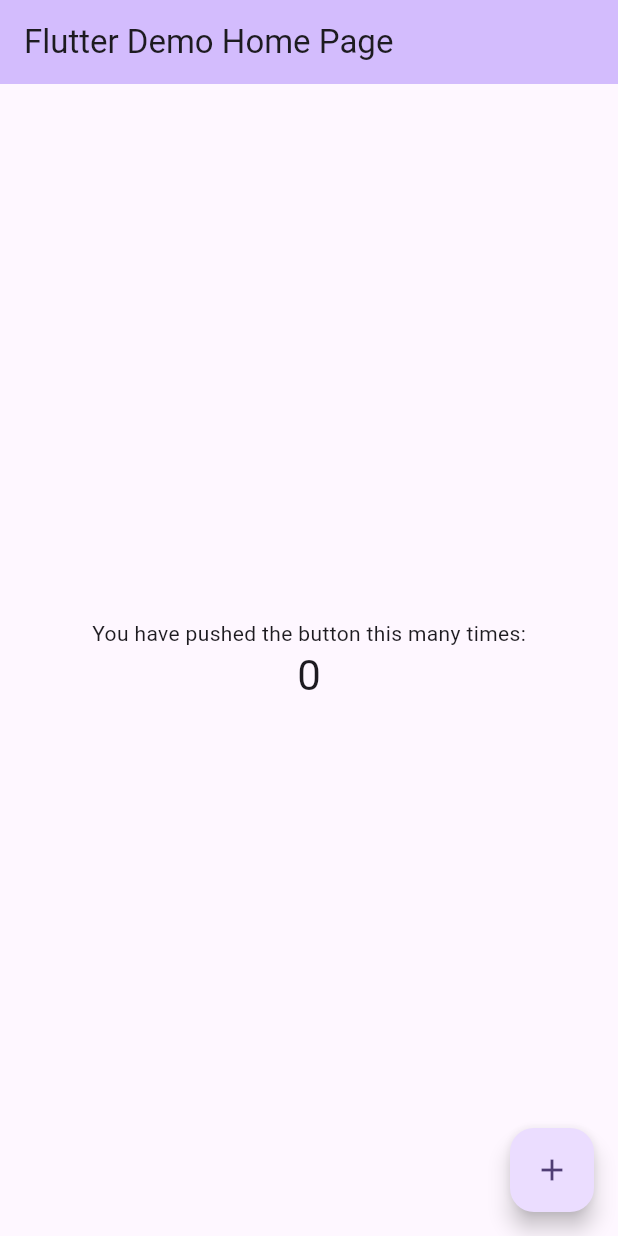
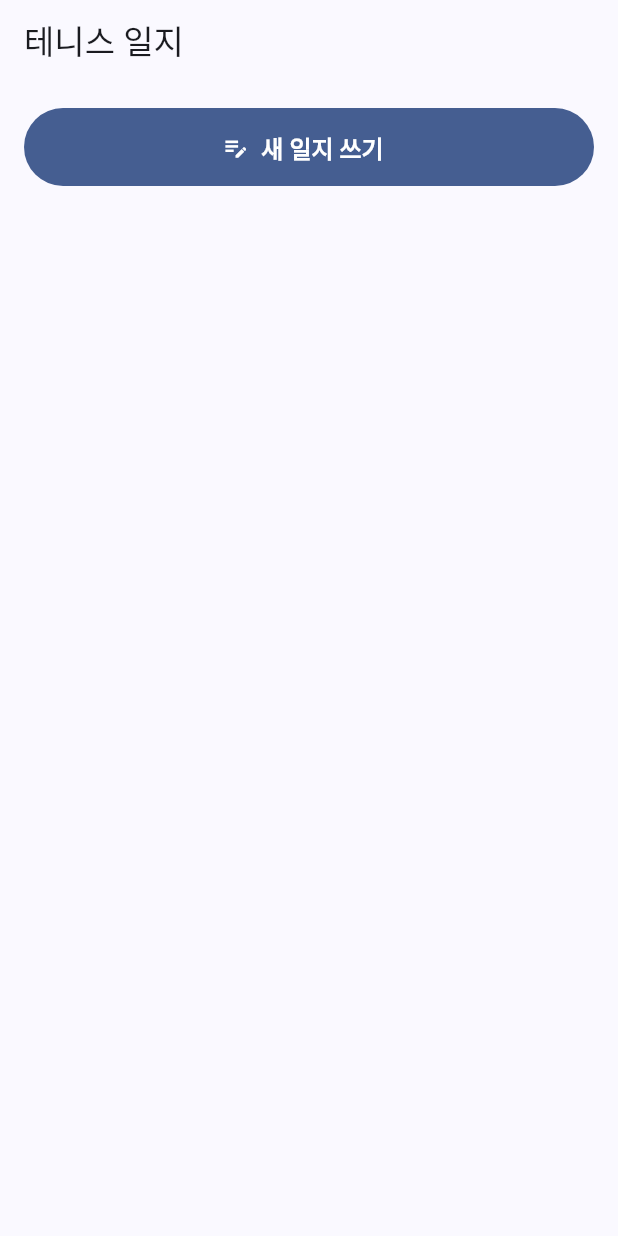
Before and after one commit to Rodgershyeonsik/tennis_log, a Flutter app: the screen it shows after launch, on a phone screen of 412 x 824 dp. Run offline on Flutter 3.47's test engine with Material 3 defaults, Android fonts, the phone set to English and light mode, and no system bars; our stand-ins replace flutter_riverpod, go_router, riverpod_annotation; generated files the repository leaves out were written again.

Commit message:
feat: bootstrap project foundation with router, theme, and codegen
- Add riverpod_generator for @riverpod-based provider generation
- Set up go_router with home, journal entry, and tag review routes
- Add Material 3 theme (light/dark) built from a single seed color
- Add empty home/journal entry/tag review screens as route targets
- Replace counter boilerplate in main.dart with ProviderScope + app root
- Remove stale widget_test.dart for the old counter app

Co-Authored-By: Claude Opus 5

```diff
--- /dev/null
+++ b/lib/app/app.dart
@@ -0,0 +1,28 @@
+import 'package:flutter/material.dart';
+import 'package:flutter_riverpod/flutter_riverpod.dart';
+
+import 'router.dart';
+import 'theme.dart';
+
+/// 앱 루트 위젯.
+///
+/// `ConsumerWidget`은 Riverpod이 주는 위젯으로, build에 `WidgetRef ref`가 하나
+/// 더 들어온다. 이 `ref`로 프로바이더 값을 읽는다.
+class TennisLogApp extends ConsumerWidget {
+  const TennisLogApp({super.key});
+
+  @override
+  Widget build(BuildContext context, WidgetRef ref) {
+    // ref.watch(routerProvider): routerProvider가 만든 GoRouter를 가져오고,
+    // 그 값이 바뀌면 이 위젯을 다시 빌드한다.
+    final router = ref.watch(routerProvider);
+
+    return MaterialApp.router(
+      title: '테니스 일지',
+      debugShowCheckedModeBanner: false,
+      theme: AppTheme.light(),
+      darkTheme: AppTheme.dark(),
+      routerConfig: router,
+    );
+  }
+}
--- /dev/null
+++ b/lib/app/theme.dart
@@ -0,0 +1,57 @@
+import 'package:flutter/material.dart';
+
+/// 앱 전체 테마. Material 3 기반이고, 하나의 시드 색에서 색 체계를 만든다.
+///
+/// 화면 코드에서는 색을 직접 쓰지 말고 `Theme.of(context).colorScheme.*` 로
+/// 가져다 쓴다. 그래야 나중에 시드 색만 바꿔도 전체가 따라 바뀐다.
+abstract final class AppTheme {
+  static const _seed = Color(0xFF2B7FFF);
+
+  static ThemeData light() {
+    final scheme = ColorScheme.fromSeed(seedColor: _seed);
+    return _base(scheme);
+  }
+
+  static ThemeData dark() {
+    final scheme = ColorScheme.fromSeed(
+      seedColor: _seed,
+      brightness: Brightness.dark,
+    );
+    return _base(scheme);
+  }
+
+  static ThemeData _base(ColorScheme scheme) {
+    return ThemeData(
+      colorScheme: scheme,
+      useMaterial3: true,
+      // 모바일 세로 화면 기준이라 터치 영역을 넉넉하게 잡는다.
+      materialTapTargetSize: MaterialTapTargetSize.padded,
+      appBarTheme: AppBarTheme(
+        backgroundColor: scheme.surface,
+        foregroundColor: scheme.onSurface,
+        elevation: 0,
+        scrolledUnderElevation: 1,
+        centerTitle: false,
+      ),
+      filledButtonTheme: FilledButtonThemeData(
+        style: FilledButton.styleFrom(
+          minimumSize: const Size.fromHeight(52),
+          textStyle: const TextStyle(fontSize: 16, fontWeight: FontWeight.w600),
+        ),
+      ),
+      inputDecorationTheme: const InputDecorationTheme(
+        border: OutlineInputBorder(),
+        isDense: true,
+        contentPadding: EdgeInsets.symmetric(horizontal: 12, vertical: 14),
+      ),
+      bottomSheetTheme: const BottomSheetThemeData(
+        showDragHandle: true,
+        // 하단 시트가 키보드/긴 목록에도 대응할 수 있게 스크롤 제어를 기본 허용.
+        clipBehavior: Clip.antiAlias,
+      ),
+      snackBarTheme: const SnackBarThemeData(
+        behavior: SnackBarBehavior.floating,
+      ),
+    );
+  }
+}
--- /dev/null
+++ b/lib/features/home/presentation/home_page.dart
@@ -0,0 +1,31 @@
+import 'package:flutter/material.dart';
+import 'package:go_router/go_router.dart';
+
+/// 메인 화면. 지금은 진입점 역할만 한다.
+///
+/// 작성 중(draft) 일지 목록은 데이터 계층이 생긴 뒤(6단계)에 붙인다.
+class HomePage extends StatelessWidget {
+  const HomePage({super.key});
+
+  @override
+  Widget build(BuildContext context) {
+    return Scaffold(
+      appBar: AppBar(title: const Text('테니스 일지')),
+      body: SafeArea(
+        child: Padding(
+          padding: const EdgeInsets.all(16),
+          child: Column(
+            crossAxisAlignment: CrossAxisAlignment.stretch,
+            children: [
+              FilledButton.icon(
+                onPressed: () => context.push('/journal/new'),
+                icon: const Icon(Icons.edit_note),
+                label: const Text('새 일지 쓰기'),
+              ),
+            ],
+          ),
+        ),
+      ),
+    );
+  }
+}
--- /dev/null
+++ b/lib/features/journal/presentation/entry/journal_entry_page.dart
@@ -0,0 +1,18 @@
+import 'package:flutter/material.dart';
+
+/// 일지 작성 1단계. (4단계에서 내용을 채운다)
+///
+/// [sessionId]가 null이면 새 일지, 값이 있으면 작성 중인 일지 이어쓰기.
+class JournalEntryPage extends StatelessWidget {
+  const JournalEntryPage({super.key, this.sessionId});
+
+  final int? sessionId;
+
+  @override
+  Widget build(BuildContext context) {
+    return Scaffold(
+      appBar: AppBar(title: Text(sessionId == null ? '새 일지' : '일지 #$sessionId')),
+      body: const Center(child: Text('일지 작성 화면 (준비 중)')),
+    );
+  }
+}
--- a/lib/main.dart
+++ b/lib/main.dart
@@ -1,122 +1,10 @@
 import 'package:flutter/material.dart';
+import 'package:flutter_riverpod/flutter_riverpod.dart';
+
+import 'app/app.dart';
 
 void main() {
-  runApp(const MyApp());
+  // ProviderScope는 Riverpod의 프로바이더 값들이 실제로 저장되는 곳이다.
+  // 앱 최상단을 이걸로 감싸야 하위 위젯에서 ref로 프로바이더를 읽을 수 있다.
+  runApp(const ProviderScope(child: TennisLogApp()));
 }
-
-class MyApp extends StatelessWidget {
-  const MyApp({super.key});
-
-  // This widget is the root of your application.
-  @override
-  Widget build(BuildContext context) {
-    return MaterialApp(
-      title: 'Flutter Demo',
-      theme: ThemeData(
-        // This is the theme of your application.
-        //
-        // TRY THIS: Try running your application with "flutter run". You'll see
-        // the application has a purple toolbar. Then, without quitting the app,
-        // try changing the seedColor in the colorScheme below to Colors.green
-        // and then invoke "hot reload" (save your changes or press the "hot
-        // reload" button in a Flutter-supported IDE, or press "r" if you used
-        // the command line to start the app).
-        //
-        // Notice that the counter didn't reset back to zero; the application
-        // state is not lost during the reload. To reset the state, use hot
-        // restart instead.
-        //
-        // This works for code too, not just values: Most code changes can be
-        // tested with just a hot reload.
-        colorScheme: .fromSeed(seedColor: Colors.deepPurple),
-      ),
-      home: const MyHomePage(title: 'Flutter Demo Home Page'),
-    );
-  }
-}
-
-class MyHomePage extends StatefulWidget {
-  const MyHomePage({super.key, required this.title});
-
-  // This widget is the home page of your application. It is stateful, meaning
-  // that it has a State object (defined below) that contains fields that affect
-  // how it looks.
-
-  // This class is the configuration for the state. It holds the values (in this
-  // case the title) provided by the parent (in this case the App widget) and
-  // used by the build method of the State. Fields in a Widget subclass are
-  // always marked "final".
-
-  final String title;
-
-  @override
-  State<MyHomePage> createState() => _MyHomePageState();
-}
-
-class _MyHomePageState extends State<MyHomePage> {
-  int _counter = 0;
-
-  void _incrementCounter() {
-    setState(() {
-      // This call to setState tells the Flutter framework that something has
-      // changed in this State, which causes it to rerun the build method below
-      // so that the display can reflect the updated values. If we changed
-      // _counter without calling setState(), then the build method would not be
-      // called again, and so nothing would appear to happen.
-      _counter++;
-    });
-  }
-
-  @override
-  Widget build(BuildContext context) {
-    // This method is rerun every time setState is called, for instance as done
-    // by the _incrementCounter method above.
-    //
-    // The Flutter framework has been optimized to make rerunning build methods
-    // fast, so that you can just rebuild anything that needs updating rather
-    // than having to individually change instances of widgets.
-    return Scaffold(
-      appBar: AppBar(
-        // TRY THIS: Try changing the color here to a specific color (to
-        // Colors.amber, perhaps?) and trigger a hot reload to see the AppBar
-        // change color while the other colors stay the same.
-        backgroundColor: Theme.of(context).colorScheme.inversePrimary,
-        // Here we take the value from the MyHomePage object that was created by
-        // the App.build method, and use it to set our appbar title.
-        title: Text(widget.title),
-      ),
-      body: Center(
-        // Center is a layout widget. It takes a single child and positions it
-        // in the middle of the parent.
-        child: Column(
-          // Column is also a layout widget. It takes a list of children and
-          // arranges them vertically. By default, it sizes itself to fit its
-          // children horizontally, and tries to be as tall as its parent.
-          //
-          // Column has various properties to control how it sizes itself and
-          // how it positions its children. Here we use mainAxisAlignment to
-          // center the children vertically; the main axis here is the vertical
-          // axis because Columns are vertical (the cross axis would be
-          // horizontal).
-          //
-          // TRY THIS: Invoke "debug painting" (choose the "Toggle Debug Paint"
-          // action in the IDE, or press "p" in the console), to see the
-          // wireframe for each widget.
-          mainAxisAlignment: .center,
-          children: [
-            const Text('You have pushed the button this many times:'),
-            Text(
-              '$_counter',
-              style: Theme.of(context).textTheme.headlineMedium,
-            ),
-          ],
-        ),
-      ),
-      floatingActionButton: FloatingActionButton(
-        onPressed: _incrementCounter,
-        tooltip: 'Increment',
-        child: const Icon(Icons.add),
-      ),
-    );
-  }
-}
--- a/pubspec.yaml
+++ b/pubspec.yaml
@@ -58,6 +58,8 @@ dev_dependencies:
   drift_dev: ^2.35.0
   freezed: ^4.0.1
   json_serializable: ^6.14.1
+  # riverpod_annotation 4.0.7과 짝을 이루는 코드 생성기
+  riverpod_generator: ^4.0.7
 
 # For information on the generic Dart part of this file, see the
 # following page: https://dart.dev/tools/pub/pubspec
```
Also changed, not shown: lib/app/router.dart (added, +55 -0 lines), lib/features/journal/presentation/review/tag_review_page.dart (added, +16 -0 lines), lib/app/router.g.dart (added), pubspec.lock, 3 other files.
